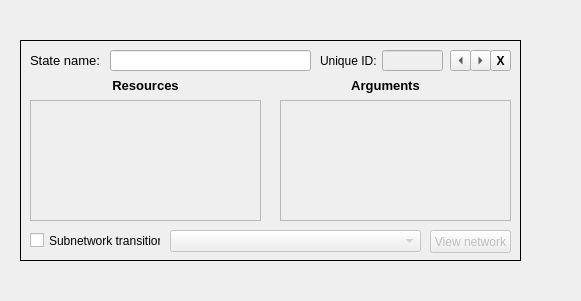
This is editor/UI/UI_NetworkState.ui in leiftiger/EG_Tools as Qt 5 draws it before an edit. The edited form follows.
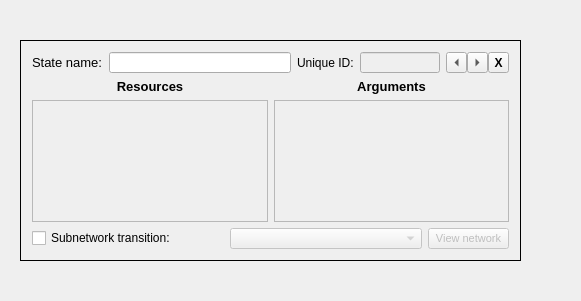
This is the edited form. Custom widgets are drawn as their Qt base class.

Commit message: Use layouts for all UI elements

Diff of the .ui file:
```diff
--- a/editor/UI/UI_NetworkState.ui
+++ b/editor/UI/UI_NetworkState.ui
@@ -47,15 +47,9 @@
    <property name="frameShadow">
     <enum>QFrame::Raised</enum>
    </property>
-   <widget class="QLabel" name="label_2">
-    <property name="geometry">
-     <rect>
-      <x>10</x>
-      <y>10</y>
-      <width>121</width>
-      <height>21</height>
-     </rect>
-    </property>
+   <layout class="QGridLayout" name="gridLayout_2">
+    <item row="0" column="0">
+     <widget class="QLabel" name="labelStateName">
     <property name="font">
      <font>
       <pointsize>10</pointsize>
@@ -73,18 +67,18 @@
      <string>State name:</string>
     </property>
    </widget>
+    </item>
+    <item row="0" column="1">
    <widget class="QLineEdit" name="textStateName">
-    <property name="geometry">
-     <rect>
-      <x>90</x>
-      <y>10</y>
-      <width>201</width>
+      <property name="maximumSize">
+       <size>
+        <width>16777215</width>
       <height>21</height>
-     </rect>
+       </size>
     </property>
     <property name="font">
      <font>
-      <pointsize>10</pointsize>
+        <pointsize>8</pointsize>
      </font>
     </property>
     <property name="inputMethodHints">
@@ -94,99 +88,9 @@
      <string/>
     </property>
    </widget>
-   <widget class="QLabel" name="labelArguments">
-    <property name="geometry">
-     <rect>
-      <x>250</x>
-      <y>30</y>
-      <width>231</width>
-      <height>31</height>
-     </rect>
-    </property>
-    <property name="font">
-     <font>
-      <pointsize>10</pointsize>
-      <weight>75</weight>
-      <bold>true</bold>
-     </font>
-    </property>
-    <property name="toolTip">
-     <string>Arguments sent in network transition</string>
-    </property>
-    <property name="text">
-     <string>Arguments</string>
-    </property>
-    <property name="alignment">
-     <set>Qt::AlignCenter</set>
-    </property>
-   </widget>
-   <widget class="QLabel" name="labelResources">
-    <property name="geometry">
-     <rect>
-      <x>10</x>
-      <y>30</y>
-      <width>231</width>
-      <height>31</height>
-     </rect>
-    </property>
-    <property name="font">
-     <font>
-      <pointsize>10</pointsize>
-      <weight>75</weight>
-      <bold>true</bold>
-     </font>
-    </property>
-    <property name="toolTip">
-     <string>Resources sent in network transition</string>
-    </property>
-    <property name="text">
-     <string>Resources</string>
-    </property>
-    <property name="alignment">
-     <set>Qt::AlignCenter</set>
-    </property>
-   </widget>
-   <widget class="QCheckBox" name="checkBoxExternalNetworkConnector">
-    <property name="geometry">
-     <rect>
-      <x>10</x>
-      <y>190</y>
-      <width>131</width>
-      <height>21</height>
-     </rect>
-    </property>
-    <property name="toolTip">
-     <string>Start a subnetwork from this state</string>
-    </property>
-    <property name="text">
-     <string>Subnetwork transition:</string>
-    </property>
-   </widget>
-   <widget class="QLineEdit" name="textUniqueID">
-    <property name="enabled">
-     <bool>false</bool>
-    </property>
-    <property name="geometry">
-     <rect>
-      <x>362</x>
-      <y>10</y>
-      <width>61</width>
-      <height>21</height>
-     </rect>
-    </property>
-    <property name="toolTip">
-     <string/>
-    </property>
-   </widget>
-   <widget class="QLabel" name="label">
-    <property name="geometry">
-     <rect>
-      <x>300</x>
-      <y>10</y>
-      <width>61</width>
-      <height>21</height>
-     </rect>
-    </property>
+    </item>
+    <item row="0" column="2">
+     <widget class="QLabel" name="labelUniqueID">
     <property name="toolTip">
      <string>Unique ID of the subnetwork to start (external resource)</string>
     </property>
@@ -194,16 +98,83 @@
      <string>Unique ID:</string>
     </property>
    </widget>
+    </item>
+    <item row="0" column="3">
+     <widget class="QLineEdit" name="textUniqueID">
+      <property name="enabled">
+       <bool>false</bool>
+      </property>
+      <property name="maximumSize">
+       <size>
+        <width>80</width>
+        <height>21</height>
+       </size>
+      </property>
+      <property name="font">
+       <font>
+        <pointsize>8</pointsize>
+       </font>
+      </property>
+      <property name="toolTip">
+       <string/>
+      </property>
+     </widget>
+    </item>
+    <item row="0" column="4">
+     <widget class="QFrame" name="frame_2">
+      <property name="frameShape">
+       <enum>QFrame::NoFrame</enum>
+      </property>
+      <property name="frameShadow">
+       <enum>QFrame::Raised</enum>
+      </property>
+      <layout class="QHBoxLayout" name="horizontalLayout">
+       <property name="spacing">
+        <number>0</number>
+       </property>
+       <property name="leftMargin">
+        <number>0</number>
+       </property>
+       <property name="topMargin">
+        <number>0</number>
+       </property>
+       <property name="rightMargin">
+        <number>0</number>
+       </property>
+       <property name="bottomMargin">
+        <number>0</number>
+       </property>
+       <item>
+        <widget class="QToolButton" name="buttonSortUp">
+         <property name="minimumSize">
+          <size>
+           <width>21</width>
+           <height>21</height>
+          </size>
+         </property>
+         <property name="maximumSize">
+          <size>
+           <width>21</width>
+           <height>21</height>
+          </size>
+         </property>
+         <property name="text">
+          <string>UP</string>
+         </property>
+         <property name="arrowType">
+          <enum>Qt::LeftArrow</enum>
+         </property>
+        </widget>
+       </item>
+       <item>
    <widget class="QToolButton" name="buttonSortDown">
-    <property name="geometry">
-     <rect>
-      <x>450</x>
-      <y>10</y>
+         <property name="minimumSize">
+          <size>
       <width>21</width>
       <height>21</height>
-     </rect>
-    </property>
-    <property name="minimumSize">
+          </size>
+         </property>
+         <property name="maximumSize">
      <size>
       <width>21</width>
       <height>21</height>
@@ -219,38 +190,16 @@
      <enum>Qt::RightArrow</enum>
     </property>
    </widget>
-   <widget class="QToolButton" name="buttonSortUp">
-    <property name="geometry">
-     <rect>
-      <x>430</x>
-      <y>10</y>
-      <width>21</width>
-      <height>21</height>
-     </rect>
-    </property>
-    <property name="minimumSize">
-     <size>
-      <width>21</width>
-      <height>21</height>
-     </size>
-    </property>
-    <property name="text">
-     <string>UP</string>
-    </property>
-    <property name="arrowType">
-     <enum>Qt::LeftArrow</enum>
-    </property>
-   </widget>
+       </item>
+       <item>
    <widget class="QToolButton" name="buttonDelete">
-    <property name="geometry">
-     <rect>
-      <x>470</x>
-      <y>10</y>
+         <property name="minimumSize">
+          <size>
       <width>21</width>
       <height>21</height>
-     </rect>
-    </property>
-    <property name="minimumSize">
+          </size>
+         </property>
+         <property name="maximumSize">
      <size>
       <width>21</width>
       <height>21</height>
@@ -275,15 +224,73 @@
      <enum>Qt::NoArrow</enum>
     </property>
    </widget>
+       </item>
+      </layout>
+     </widget>
+    </item>
+    <item row="1" column="0" colspan="5">
+     <widget class="QFrame" name="frame_3">
+      <property name="frameShape">
+       <enum>QFrame::NoFrame</enum>
+      </property>
+      <property name="frameShadow">
+       <enum>QFrame::Raised</enum>
+      </property>
+      <layout class="QGridLayout" name="gridLayout">
+       <property name="leftMargin">
+        <number>0</number>
+       </property>
+       <property name="topMargin">
+        <number>0</number>
+       </property>
+       <property name="rightMargin">
+        <number>0</number>
+       </property>
+       <property name="bottomMargin">
+        <number>0</number>
+       </property>
+       <item row="0" column="0">
+        <widget class="QLabel" name="labelResources">
+         <property name="font">
+          <font>
+           <pointsize>10</pointsize>
+           <weight>75</weight>
+           <bold>true</bold>
+          </font>
+         </property>
+         <property name="toolTip">
+          <string>Resources sent in network transition</string>
+         </property>
+         <property name="text">
+          <string>Resources</string>
+         </property>
+         <property name="alignment">
+          <set>Qt::AlignCenter</set>
+         </property>
+        </widget>
+       </item>
+       <item row="0" column="1">
+        <widget class="QLabel" name="labelArguments">
+         <property name="font">
+          <font>
+           <pointsize>10</pointsize>
+           <weight>75</weight>
+           <bold>true</bold>
+          </font>
+         </property>
+         <property name="toolTip">
+          <string>Arguments sent in network transition</string>
+         </property>
+         <property name="text">
+          <string>Arguments</string>
+         </property>
+         <property name="alignment">
+          <set>Qt::AlignCenter</set>
+         </property>
+        </widget>
+       </item>
+       <item row="1" column="0">
    <widget class="QScrollArea" name="scrollAreaResources">
-    <property name="geometry">
-     <rect>
-      <x>10</x>
-      <y>60</y>
-      <width>231</width>
-      <height>121</height>
-     </rect>
-    </property>
     <property name="widgetResizable">
      <bool>true</bool>
     </property>
@@ -292,37 +299,15 @@
       <rect>
        <x>0</x>
        <y>0</y>
-       <width>229</width>
-       <height>119</height>
+            <width>237</width>
+            <height>115</height>
       </rect>
      </property>
     </widget>
    </widget>
-   <widget class="QComboBox" name="comboBoxExternalNetwork">
-    <property name="enabled">
-     <bool>false</bool>
-    </property>
-    <property name="geometry">
-     <rect>
-      <x>150</x>
-      <y>190</y>
-      <width>251</width>
-      <height>22</height>
-     </rect>
-    </property>
-    <property name="toolTip">
-     <string>Unique ID of the subnetwork to start (external resource)</string>
-    </property>
-   </widget>
+       </item>
+       <item row="1" column="1">
    <widget class="QScrollArea" name="scrollAreaArguments">
-    <property name="geometry">
-     <rect>
-      <x>260</x>
-      <y>60</y>
-      <width>231</width>
-      <height>121</height>
-     </rect>
-    </property>
     <property name="widgetResizable">
      <bool>true</bool>
     </property>
@@ -331,30 +316,84 @@
       <rect>
        <x>0</x>
        <y>0</y>
-       <width>229</width>
-       <height>119</height>
+            <width>236</width>
+            <height>115</height>
       </rect>
      </property>
     </widget>
    </widget>
+       </item>
+      </layout>
+     </widget>
+    </item>
+    <item row="2" column="0" colspan="5">
+     <widget class="QFrame" name="frame_4">
+      <property name="frameShape">
+       <enum>QFrame::NoFrame</enum>
+      </property>
+      <property name="frameShadow">
+       <enum>QFrame::Raised</enum>
+      </property>
+      <layout class="QHBoxLayout" name="horizontalLayout_2">
+       <property name="leftMargin">
+        <number>0</number>
+       </property>
+       <property name="topMargin">
+        <number>0</number>
+       </property>
+       <property name="rightMargin">
+        <number>0</number>
+       </property>
+       <property name="bottomMargin">
+        <number>0</number>
+       </property>
+       <item>
+        <widget class="QCheckBox" name="checkBoxExternalNetworkConnector">
+         <property name="toolTip">
+          <string>Start a subnetwork from this state</string>
+         </property>
+         <property name="text">
+          <string>Subnetwork transition:</string>
+         </property>
+        </widget>
+       </item>
+       <item>
+        <widget class="QComboBox" name="comboBoxExternalNetwork">
+         <property name="enabled">
+          <bool>false</bool>
+         </property>
+         <property name="maximumSize">
+          <size>
+           <width>16777215</width>
+           <height>21</height>
+          </size>
+         </property>
+         <property name="font">
+          <font>
+           <pointsize>8</pointsize>
+          </font>
+         </property>
+         <property name="toolTip">
+          <string>Unique ID of the subnetwork to start (external resource)</string>
+         </property>
+        </widget>
+       </item>
+       <item>
    <widget class="QPushButton" name="buttonViewExternalNetwork">
     <property name="enabled">
      <bool>false</bool>
     </property>
-    <property name="geometry">
-     <rect>
-      <x>410</x>
-      <y>190</y>
-      <width>81</width>
-      <height>23</height>
-     </rect>
-    </property>
     <property name="maximumSize">
      <size>
       <width>81</width>
-      <height>23</height>
-     </size>
-    </property>
+           <height>21</height>
+          </size>
+         </property>
+         <property name="font">
+          <font>
+           <pointsize>8</pointsize>
+          </font>
+         </property>
     <property name="toolTip">
      <string>Inspect this subnetwork</string>
     </property>
@@ -362,8 +401,14 @@
      <string>View network</string>
     </property>
    </widget>
-   <zorder>scrollAreaResources</zorder>
-   <zorder>label_2</zorder>
+       </item>
+      </layout>
+     </widget>
+    </item>
+   </layout>
+   <zorder>frame_4</zorder>
+   <zorder>frame_3</zorder>
+   <zorder>labelStateName</zorder>
    <zorder>textStateName</zorder>
    <zorder>labelArguments</zorder>
    <zorder>labelResources</zorder>
```
Left out of the diff: 12 changed lines with no effect on the pictures. Lines whose indentation alone changed are shown as unchanged. The commit also changes 17 other files.
